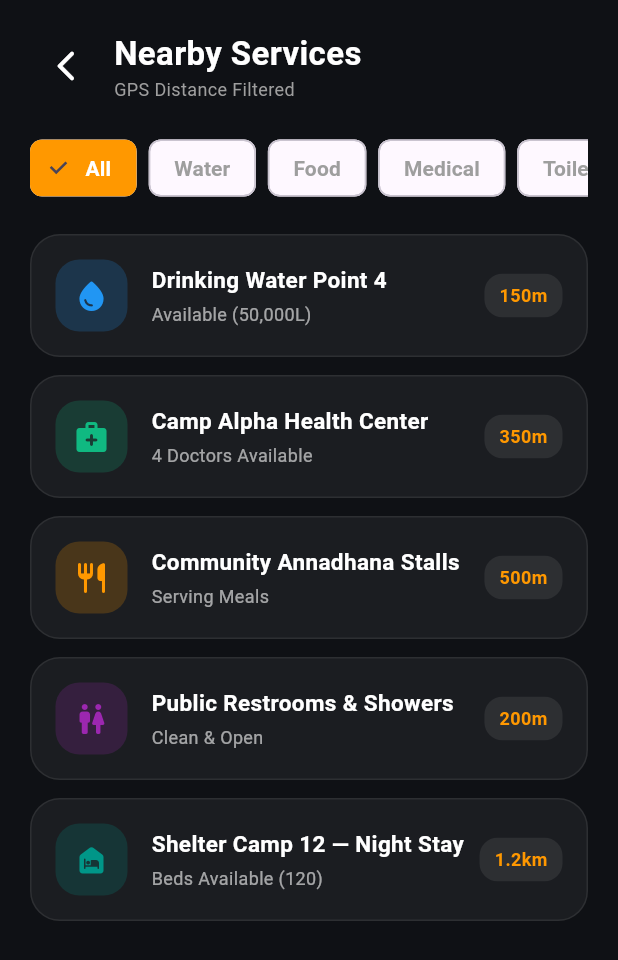
After one commit to MustafaPinjari/WariMitra, a Flutter app: the NearbyServicesScreen screen opened directly, on a phone screen of 412 x 824 dp. The commit adds this screen. Shown: the top 960 px of the screen. Run offline on Flutter 3.47's test engine with Material 3 defaults, Android fonts, the light colour scheme and no system bars; our stand-ins replace dio.

Commit message:
feat: complete WariMitra 100% PRD parity — add interactive GIS maps, department sub-dashboards (Crowd, Medical, Temple, Police), AI predictive engine services & REST APIs, and Flutter mobile feature screens (Nearby Services, Missing Person, Family Locator, Temple Queue)

```diff
--- /dev/null
+++ b/mobile/lib/screens/nearby_services_screen.dart
@@ -0,0 +1,191 @@
+import 'package:flutter/material.dart';
+import 'dart:ui';
+import '../widgets/spring_button.dart';
+
+class NearbyServicesScreen extends StatefulWidget {
+  const NearbyServicesScreen({Key? key}) : super(key: key);
+
+  @override
+  State<NearbyServicesScreen> createState() => _NearbyServicesScreenState();
+}
+
+class _NearbyServicesScreenState extends State<NearbyServicesScreen> {
+  String _selectedCategory = 'All';
+
+  final List<Map<String, dynamic>> _services = [
+    {
+      'name': 'Drinking Water Point 4',
+      'category': 'Water',
+      'distance': '150m',
+      'status': 'Available (50,000L)',
+      'icon': Icons.water_drop_rounded,
+      'color': Colors.blue,
+    },
+    {
+      'name': 'Camp Alpha Health Center',
+      'category': 'Medical',
+      'distance': '350m',
+      'status': '4 Doctors Available',
+      'icon': Icons.medical_services_rounded,
+      'color': const Color(0xFF10B981),
+    },
+    {
+      'name': 'Community Annadhana Stalls',
+      'category': 'Food',
+      'distance': '500m',
+      'status': 'Serving Meals',
+      'icon': Icons.restaurant_rounded,
+      'color': Colors.orange,
+    },
+    {
+      'name': 'Public Restrooms & Showers',
+      'category': 'Toilets',
+      'distance': '200m',
+      'status': 'Clean & Open',
+      'icon': Icons.wc_rounded,
+      'color': Colors.purple,
+    },
+    {
+      'name': 'Shelter Camp 12 — Night Stay',
+      'category': 'Shelter',
+      'distance': '1.2km',
+      'status': 'Beds Available (120)',
+      'icon': Icons.night_shelter_rounded,
+      'color': Colors.teal,
+    },
+  ];
+
+  @override
+  Widget build(BuildContext context) {
+    final filtered = _selectedCategory == 'All'
+        ? _services
+        : _services.where((s) => s['category'] == _selectedCategory).toList();
+
+    return Scaffold(
+      backgroundColor: const Color(0xFF0F1115),
+      body: SafeArea(
+        child: Padding(
+          padding: const EdgeInsets.all(20.0),
+          child: Column(
+            crossAxisAlignment: CrossAxisAlignment.start,
+            children: [
+              // Header
+              Row(
+                children: [
+                  IconButton(
+                    icon: const Icon(Icons.arrow_back_ios_new_rounded, color: Colors.white),
+                    onPressed: () => Navigator.pop(context),
+                  ),
+                  const SizedBox(width: 8),
+                  const Column(
+                    crossAxisAlignment: CrossAxisAlignment.start,
+                    children: [
+                      Text(
+                        'Nearby Services',
+                        style: TextStyle(fontSize: 22, fontWeight: FontWeight.bold, color: Colors.white),
+                      ),
+                      Text(
+                        'GPS Distance Filtered',
+                        style: TextStyle(fontSize: 12, color: Colors.grey),
+                      ),
+                    ],
+                  ),
+                ],
+              ),
+              const SizedBox(height: 20),
+
+              // Filter Chips
+              SingleChildScrollView(
+                scrollDirection: Axis.horizontal,
+                child: Row(
+                  children: ['All', 'Water', 'Food', 'Medical', 'Toilets', 'Shelter'].map((cat) {
+                    final isSelected = _selectedCategory == cat;
+                    return Padding(
+                      padding: const EdgeInsets.only(right: 8.0),
+                      child: ChoiceChip(
+                        label: Text(cat),
+                        selected: isSelected,
+                        onSelected: (_) => setState(() => _selectedCategory = cat),
+                        selectedColor: Colors.orange,
+                        backgroundColor: Colors.white.withOpacity(0.08),
+                        labelStyle: TextStyle(
+                          color: isSelected ? Colors.white : Colors.grey,
+                          fontWeight: FontWeight.bold,
+                        ),
+                      ),
+                    );
+                  }).toList(),
+                ),
+              ),
+              const SizedBox(height: 20),
+
+              // List of services
+              Expanded(
+                child: ListView.builder(
+                  itemCount: filtered.length,
+                  itemBuilder: (context, index) {
+                    final item = filtered[index];
+                    return Padding(
+                      padding: const EdgeInsets.only(bottom: 12.0),
+                      child: SpringButton(
+                        onTap: () {},
+                        child: Container(
+                          padding: const EdgeInsets.all(16),
+                          decoration: BoxDecoration(
+                            color: Colors.white.withOpacity(0.05),
+                            borderRadius: BorderRadius.circular(20),
+                            border: Border.all(color: Colors.white.withOpacity(0.08)),
+                          ),
+                          child: Row(
+                            children: [
+                              Container(
+                                padding: const EdgeInsets.all(12),
+                                decoration: BoxDecoration(
+                                  color: (item['color'] as Color).withOpacity(0.2),
+                                  borderRadius: BorderRadius.circular(16),
+                                ),
+                                child: Icon(item['icon'], color: item['color']),
+                              ),
+                              const SizedBox(width: 16),
+                              Expanded(
+                                child: Column(
+                                  crossAxisAlignment: CrossAxisAlignment.start,
+                                  children: [
+                                    Text(
+                                      item['name'],
+                                      style: const TextStyle(fontSize: 15, fontWeight: FontWeight.bold, color: Colors.white),
+                                    ),
+                                    const SizedBox(height: 4),
+                                    Text(
+                                      item['status'],
+                                      style: TextStyle(fontSize: 12, color: Colors.white.withOpacity(0.6)),
+                                    ),
+                                  ],
+                                ),
+                              ),
+                              Container(
+                                padding: const EdgeInsets.symmetric(horizontal: 10, vertical: 6),
+                                decoration: BoxDecoration(
+                                  color: Colors.white.withOpacity(0.08),
+                                  borderRadius: BorderRadius.circular(12),
+                                ),
+                                child: Text(
+                                  item['distance'],
+                                  style: const TextStyle(fontSize: 12, fontWeight: FontWeight.bold, color: Colors.orange),
+                                ),
+                              )
+                            ],
+                          ),
+                        ),
+                      ),
+                    );
+                  },
+                ),
+              ),
+            ],
+          ),
+        ),
+      ),
+    );
+  }
+}
```
Also changed, not shown: mobile/lib/screens/family_locator_screen.dart (added, +132 -0 lines), mobile/lib/screens/home_screen.dart (+24 -10 lines), mobile/lib/screens/missing_person_screen.dart (added, +187 -0 lines), mobile/lib/screens/temple_queue_screen.dart (added, +131 -0 lines), 5 other files.
